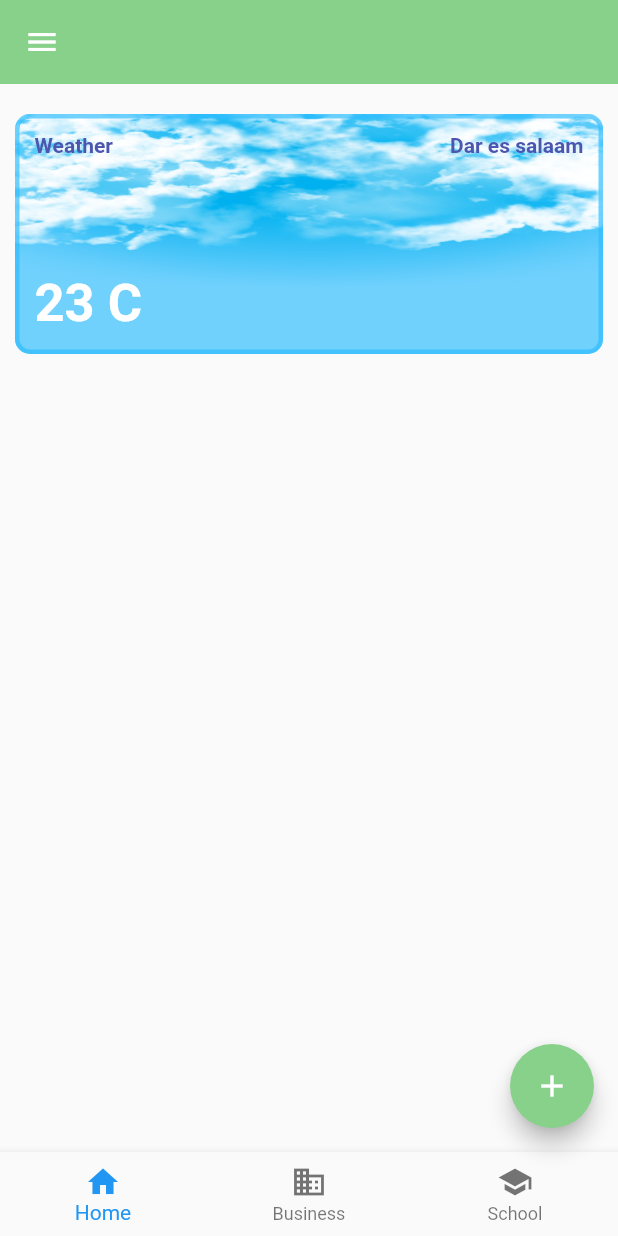
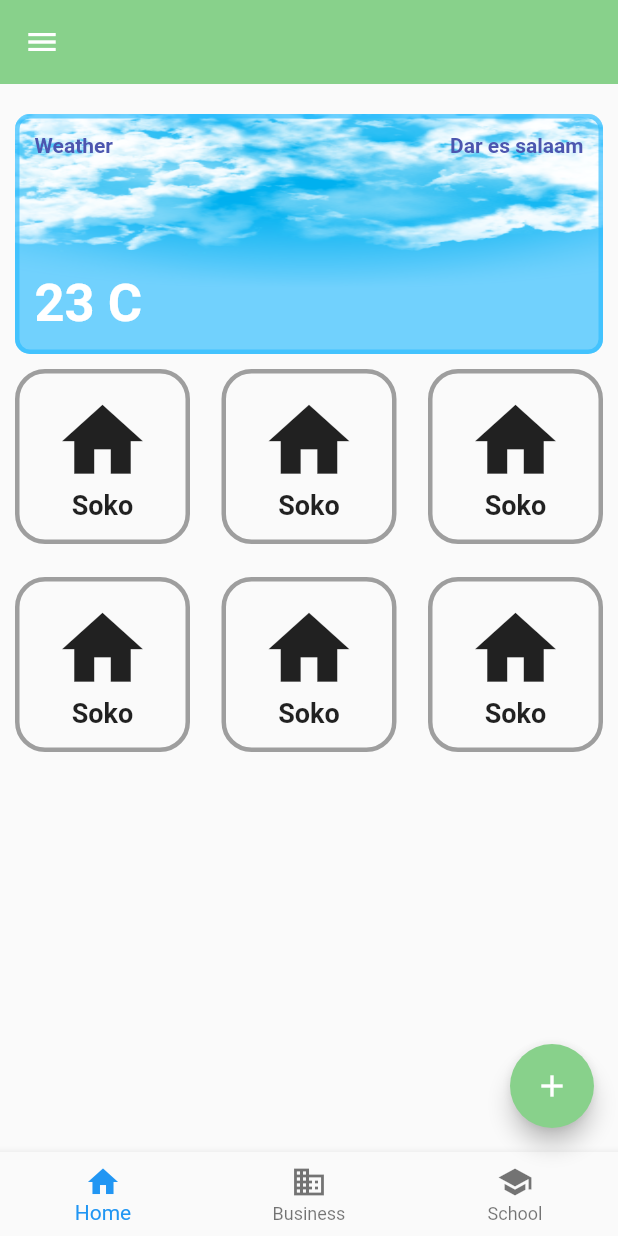
Before and after one commit to zuberypima/farmersoko, a Flutter app: the HomePage screen opened directly, on a phone screen of 412 x 824 dp. Run offline on Flutter 3.47's test engine with Material 2 defaults, Android fonts, the phone set to English and light mode, and no system bars.

Commit message:
update screens

```diff
--- a/lib/screens/homepage.dart
+++ b/lib/screens/homepage.dart
@@ -69,7 +69,106 @@ class _HomePageState extends State<HomePage> {
                         ))
                   ]),
                 )),
-            Container()
+            Container(
+              height: MediaQuery.of(context).size.height,
+              child: GridView.count(
+                crossAxisSpacing: 1,
+                mainAxisSpacing: 2,
+                crossAxisCount: 3,
+                children: <Widget>[
+                  Padding(
+                    padding: const EdgeInsets.all(10),
+                    child: Container(
+                      width: 45,
+                      decoration: BoxDecoration(
+                          border: Border.all(width: 3, color: Colors.grey),
+                          borderRadius: BorderRadius.circular(20)),
+                      child: Center(
+                        child: Column(
+                          mainAxisAlignment: MainAxisAlignment.center,
+                          children: [Icon(Icons.home,size: 65,), Text('Soko',style: TextStyle(fontSize: 18,fontWeight: FontWeight.w700))],
+                        ),
+                      ),
+                    ),
+                  ),
+                   Padding(
+                    padding: const EdgeInsets.all(10),
+                    child: Container(
+                      width: 45,
+                      decoration: BoxDecoration(
+                          border: Border.all(width: 3, color: Colors.grey),
+                          borderRadius: BorderRadius.circular(20)),
+                      child: Center(
+                        child: Column(
+                          mainAxisAlignment: MainAxisAlignment.center,
+                          children: [Icon(Icons.home,size: 65,), Text('Soko',style: TextStyle(fontSize: 18,fontWeight: FontWeight.w700))],
+                        ),
+                      ),
+                    ),
+                  ),
+                   Padding(
+                    padding: const EdgeInsets.all(10),
+                    child: Container(
+                      width: 45,
+                      decoration: BoxDecoration(
+                          border: Border.all(width: 3, color: Colors.grey),
+                          borderRadius: BorderRadius.circular(20)),
+                      child: Center(
+                        child: Column(
+                          mainAxisAlignment: MainAxisAlignment.center,
+                          children: [Icon(Icons.home,size: 65,), Text('Soko',style: TextStyle(fontSize: 18,fontWeight: FontWeight.w700))],
+                        ),
+                      ),
+                    ),
+                  ),
+                   Padding(
+                    padding: const EdgeInsets.all(10),
+                    child: Container(
+                      width: 45,
+                      decoration: BoxDecoration(
+                          border: Border.all(width: 3, color: Colors.grey),
+                          borderRadius: BorderRadius.circular(20)),
+                      child: Center(
+                        child: Column(
+                          mainAxisAlignment: MainAxisAlignment.center,
+                          children: [Icon(Icons.home,size: 65,), Text('Soko',style: TextStyle(fontSize: 18,fontWeight: FontWeight.w700))],
+                        ),
+                      ),
+                    ),
+                  ),
+                   Padding(
+                    padding: const EdgeInsets.all(10),
+                    child: Container(
+                      width: 45,
+                      decoration: BoxDecoration(
+                          border: Border.all(width: 3, color: Colors.grey),
+                          borderRadius: BorderRadius.circular(20)),
+                      child: Center(
+                        child: Column(
+                          mainAxisAlignment: MainAxisAlignment.center,
+                          children: [Icon(Icons.home,size: 65,), Text('Soko',style: TextStyle(fontSize: 18,fontWeight: FontWeight.w700))],
+                        ),
+                      ),
+                    ),
+                  ),
+                   Padding(
+                    padding: const EdgeInsets.all(10),
+                    child: Container(
+                      width: 45,
+                      decoration: BoxDecoration(
+                          border: Border.all(width: 3, color: Colors.grey),
+                          borderRadius: BorderRadius.circular(20)),
+                      child: Center(
+                        child: Column(
+                          mainAxisAlignment: MainAxisAlignment.center,
+                          children: [Icon(Icons.home,size: 65,), Text('Soko',style: TextStyle(fontSize: 18,fontWeight: FontWeight.w700))],
+                        ),
+                      ),
+                    ),
+                  ),
+                ],
+              ),
+            )
           ],
         ),
         bottomNavigationBar: BottomNavigationBar(
```
